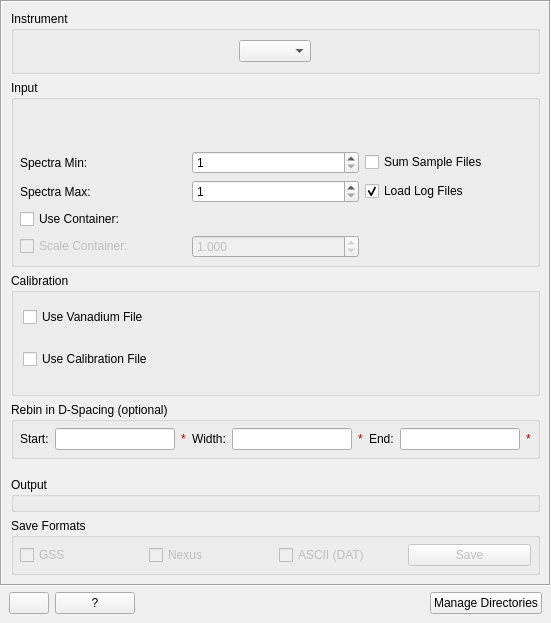
Qt form qt/scientific_interfaces/Indirect/Diffraction/DiffractionReduction.ui (mantidproject/mantid) before a commit.
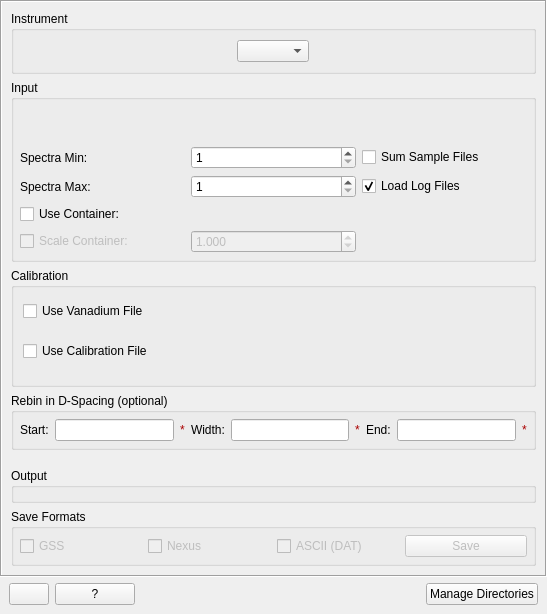
The same form after that commit. Custom widgets are drawn as their Qt base class.

Diff of the .ui file:
```diff
--- a/qt/scientific_interfaces/Indirect/Diffraction/DiffractionReduction.ui
+++ b/qt/scientific_interfaces/Indirect/Diffraction/DiffractionReduction.ui
@@ -6,8 +6,8 @@
    <rect>
     <x>0</x>
     <y>0</y>
-    <width>551</width>
-    <height>623</height>
+    <width>547</width>
+    <height>614</height>
    </rect>
   </property>
   <property name="windowTitle">
@@ -40,8 +40,8 @@
         <rect>
          <x>0</x>
          <y>0</y>
-         <width>547</width>
-         <height>571</height>
+         <width>543</width>
+         <height>570</height>
         </rect>
        </property>
        <layout class="QVBoxLayout" name="verticalLayout">
@@ -602,6 +602,12 @@
    <extends>QWidget</extends>
    <header>MantidQtWidgets/Common/FileFinderWidget.h</header>
   </customwidget>
+  <customwidget>
+   <class>MantidQt::CustomInterfaces::RunView</class>
+   <extends>QWidget</extends>
+   <header>Common/RunWidget/RunView.h</header>
+   <container>1</container>
+  </customwidget>
  </customwidgets>
  <tabstops>
   <tabstop>iicInstrumentConfiguration</tabstop>
```
Left out of the diff: 2 changed lines with no effect on the pictures.
